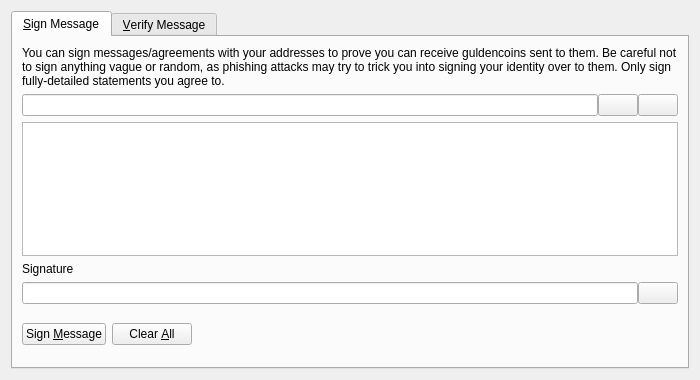
muntorg/munt-official, file src/qt/forms/signverifymessagedialog.ui: the form before one commit.
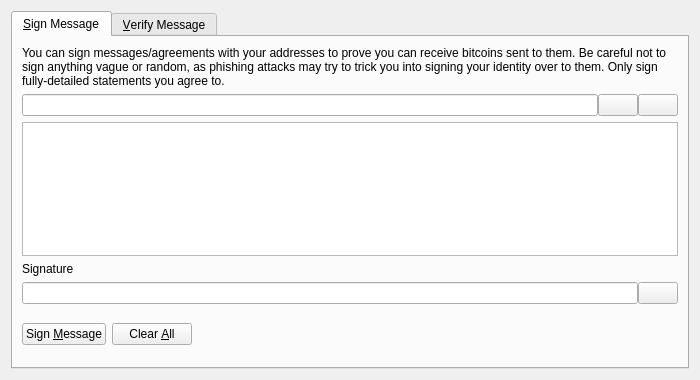
The form after the commit. Icons and pictures are not drawn. Custom widgets are drawn as their Qt base class.

Patch:
```diff
--- a/src/qt/forms/signverifymessagedialog.ui
+++ b/src/qt/forms/signverifymessagedialog.ui
@@ -30,7 +30,7 @@
        <item>
         <widget class="QLabel" name="infoLabel_SM">
          <property name="text">
-          <string>You can sign messages/agreements with your addresses to prove you can receive guldencoins sent to them. Be careful not to sign anything vague or random, as phishing attacks may try to trick you into signing your identity over to them. Only sign fully-detailed statements you agree to.</string>
+          <string>You can sign messages/agreements with your addresses to prove you can receive bitcoins sent to them. Be careful not to sign anything vague or random, as phishing attacks may try to trick you into signing your identity over to them. Only sign fully-detailed statements you agree to.</string>
          </property>
          <property name="textFormat">
           <enum>Qt::PlainText</enum>
```
Left out of the diff: 8 changed lines with no effect on the pictures.
